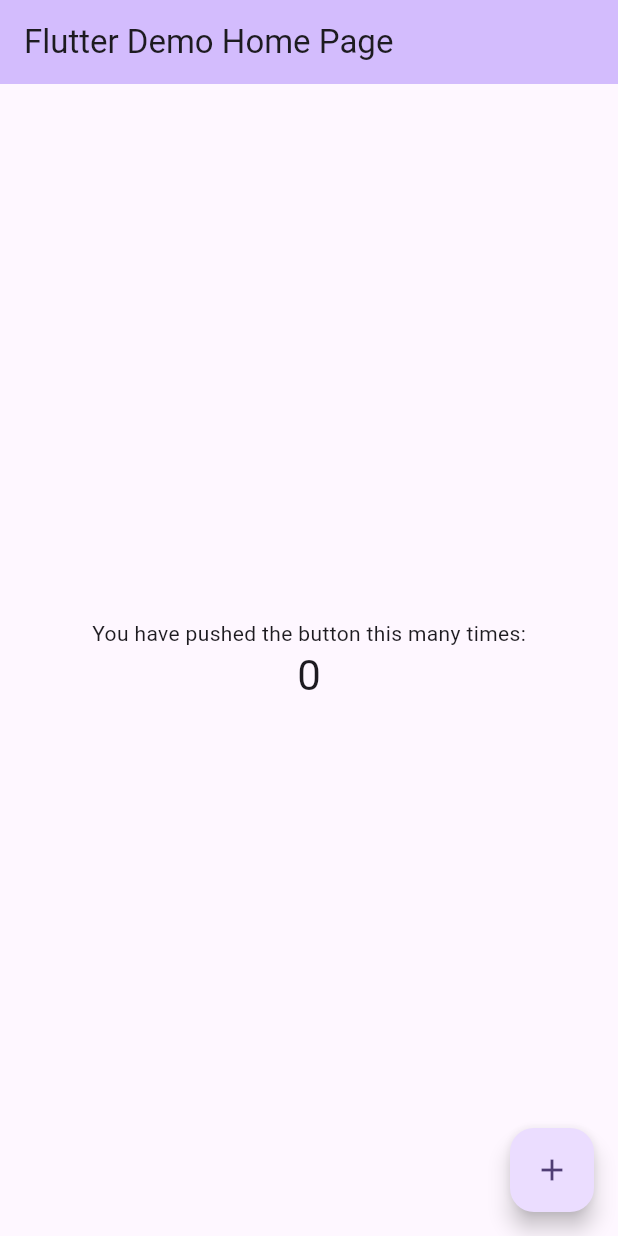
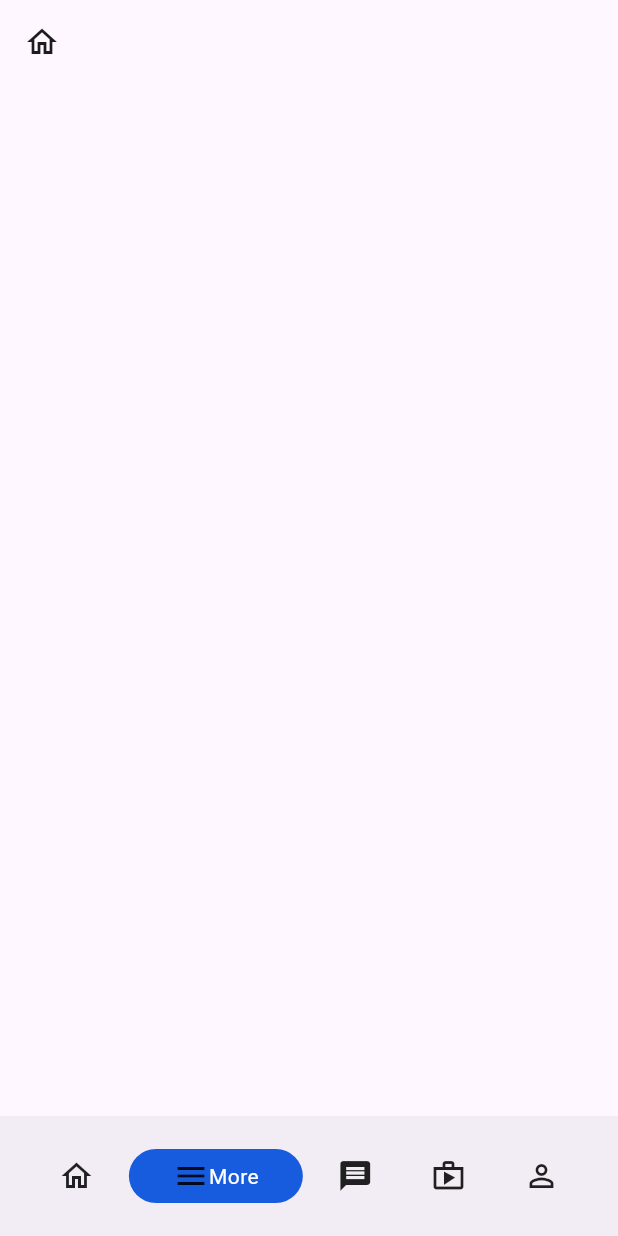
Before and after one commit to junayedahamed/task_project, a Flutter app: the screen it shows after launch, on a phone screen of 412 x 824 dp. Run offline on Flutter 3.47's test engine with Material 3 defaults, Android fonts, the phone set to English and light mode, and no system bars.

Commit message:
nav bar designed

```diff
--- a/lib/main.dart
+++ b/lib/main.dart
@@ -1,4 +1,5 @@
 import 'package:flutter/material.dart';
+import 'package:task_project/src/ui/pages/home/home_page.dart';
 
 void main() {
   runApp(const MyApp());
@@ -30,93 +31,7 @@ class MyApp extends StatelessWidget {
         // tested with just a hot reload.
         colorScheme: ColorScheme.fromSeed(seedColor: Colors.deepPurple),
       ),
-      home: const MyHomePage(title: 'Flutter Demo Home Page'),
+      home: const HomePage(),
     );
   }
 }
-
-class MyHomePage extends StatefulWidget {
-  const MyHomePage({super.key, required this.title});
-
-  // This widget is the home page of your application. It is stateful, meaning
-  // that it has a State object (defined below) that contains fields that affect
-  // how it looks.
-
-  // This class is the configuration for the state. It holds the values (in this
-  // case the title) provided by the parent (in this case the App widget) and
-  // used by the build method of the State. Fields in a Widget subclass are
-  // always marked "final".
-
-  final String title;
-
-  @override
-  State<MyHomePage> createState() => _MyHomePageState();
-}
-
-class _MyHomePageState extends State<MyHomePage> {
-  int _counter = 0;
-
-  void _incrementCounter() {
-    setState(() {
-      // This call to setState tells the Flutter framework that something has
-      // changed in this State, which causes it to rerun the build method below
-      // so that the display can reflect the updated values. If we changed
-      // _counter without calling setState(), then the build method would not be
-      // called again, and so nothing would appear to happen.
-      _counter++;
-    });
-  }
-
-  @override
-  Widget build(BuildContext context) {
-    // This method is rerun every time setState is called, for instance as done
-    // by the _incrementCounter method above.
-    //
-    // The Flutter framework has been optimized to make rerunning build methods
-    // fast, so that you can just rebuild anything that needs updating rather
-    // than having to individually change instances of widgets.
-    return Scaffold(
-      appBar: AppBar(
-        // TRY THIS: Try changing the color here to a specific color (to
-        // Colors.amber, perhaps?) and trigger a hot reload to see the AppBar
-        // change color while the other colors stay the same.
-        backgroundColor: Theme.of(context).colorScheme.inversePrimary,
-        // Here we take the value from the MyHomePage object that was created by
-        // the App.build method, and use it to set our appbar title.
-        title: Text(widget.title),
-      ),
-      body: Center(
-        // Center is a layout widget. It takes a single child and positions it
-        // in the middle of the parent.
-        child: Column(
-          // Column is also a layout widget. It takes a list of children and
-          // arranges them vertically. By default, it sizes itself to fit its
-          // children horizontally, and tries to be as tall as its parent.
-          //
-          // Column has various properties to control how it sizes itself and
-          // how it positions its children. Here we use mainAxisAlignment to
-          // center the children vertically; the main axis here is the vertical
-          // axis because Columns are vertical (the cross axis would be
-          // horizontal).
-          //
-          // TRY THIS: Invoke "debug painting" (choose the "Toggle Debug Paint"
-          // action in the IDE, or press "p" in the console), to see the
-          // wireframe for each widget.
-          mainAxisAlignment: MainAxisAlignment.center,
-          children: <Widget>[
-            const Text('You have pushed the button this many times:'),
-            Text(
-              '$_counter',
-              style: Theme.of(context).textTheme.headlineMedium,
-            ),
-          ],
-        ),
-      ),
-      floatingActionButton: FloatingActionButton(
-        onPressed: _incrementCounter,
-        tooltip: 'Increment',
-        child: const Icon(Icons.add),
-      ), // This trailing comma makes auto-formatting nicer for build methods.
-    );
-  }
-}
--- /dev/null
+++ b/lib/src/component/widgets/my_button.dart
@@ -0,0 +1,27 @@
+import 'package:flutter/material.dart';
+import 'package:task_project/src/constants/colors/app_colors.dart';
+
+class MyCustomButton extends StatelessWidget {
+  const MyCustomButton({
+    super.key,
+    required this.onpress,
+    this.buttonColor,
+    this.buttonBorderRadius,
+  });
+  final Color? buttonColor;
+  final double? buttonBorderRadius;
+  final VoidCallback onpress;
+
+  @override
+  Widget build(BuildContext context) {
+    return GestureDetector(
+      onTap: onpress,
+      child: Container(
+        decoration: BoxDecoration(
+          color: buttonColor ?? AppColors.buttoncolor,
+          borderRadius: BorderRadius.circular(buttonBorderRadius ?? 10),
+        ),
+      ),
+    );
+  }
+}
--- /dev/null
+++ b/lib/src/component/widgets/navigator_button.dart
@@ -0,0 +1,41 @@
+import 'package:flutter/material.dart';
+import 'package:task_project/src/constants/colors/app_colors.dart';
+
+class NavigatorButton extends StatelessWidget {
+  const NavigatorButton({
+    super.key,
+    required this.navIcon,
+    required this.buttonName,
+    required this.onTap,
+    this.color,
+  });
+  final Icon navIcon;
+  final String buttonName;
+  final Color? color;
+
+  final VoidCallback onTap;
+
+  @override
+  Widget build(BuildContext context) {
+    return GestureDetector(
+      onTap: onTap,
+      child: AnimatedContainer(
+        duration: Duration(milliseconds: 500),
+        height: 36,
+        width: 116,
+        decoration: BoxDecoration(
+          color: color,
+          borderRadius: BorderRadius.circular(100),
+        ),
+
+        child: Row(
+          mainAxisAlignment: MainAxisAlignment.center,
+          children: [
+            navIcon,
+            Text(buttonName, style: TextStyle(color: Colors.white)),
+          ],
+        ),
+      ),
+    );
+  }
+}
--- /dev/null
+++ b/lib/src/constants/colors/app_colors.dart
@@ -0,0 +1,7 @@
+import 'package:flutter/material.dart';
+import 'package:flutter/widgets.dart';
+
+class AppColors {
+  AppColors._();
+  static final buttoncolor = Color(0xff175CDE);
+}
--- /dev/null
+++ b/lib/src/constants/colors/nav_button_names.dart
@@ -0,0 +1,13 @@
+import 'package:flutter/material.dart';
+
+class NavButtonNames {
+  NavButtonNames._();
+
+  static Map<String, IconData> buttonnamesAndIcons = {
+    "Home": Icons.home_outlined,
+    "More": Icons.menu_outlined,
+    "Message": Icons.message,
+    "Shop": Icons.shop_outlined,
+    "You": Icons.person_outline,
+  };
+}
--- /dev/null
+++ b/lib/src/ui/pages/home/home_page.dart
@@ -0,0 +1,52 @@
+import 'package:flutter/material.dart';
+import 'package:task_project/src/component/widgets/navigator_button.dart';
+import 'package:task_project/src/constants/colors/app_colors.dart';
+import 'package:task_project/src/constants/colors/nav_button_names.dart';
+
+class HomePage extends StatefulWidget {
+  const HomePage({super.key});
+
+  @override
+  State<HomePage> createState() => _HomePageState();
+}
+
+class _HomePageState extends State<HomePage> {
+  int selected = 1;
+  @override
+  Widget build(BuildContext context) {
+    return Scaffold(
+      body: CustomScrollView(
+        slivers: [
+          SliverAppBar(title: Row(children: [Icon(Icons.home_outlined)])),
+        ],
+      ),
+      bottomNavigationBar: BottomAppBar(
+        child: Row(
+          mainAxisAlignment: MainAxisAlignment.spaceEvenly,
+
+          children: List.generate(NavButtonNames.buttonnamesAndIcons.length, (
+            index,
+          ) {
+            return Flexible(
+              flex: selected == index ? 3 : 1,
+              child: NavigatorButton(
+                color: selected == index ? AppColors.buttoncolor : null,
+                navIcon: Icon(
+                  NavButtonNames.buttonnamesAndIcons.values.toList()[index],
+                ),
+                buttonName: selected == index
+                    ? NavButtonNames.buttonnamesAndIcons.keys.toList()[index]
+                    : '',
+                onTap: () {
+                  setState(() {
+                    selected = index;
+                  });
+                },
+              ),
+            );
+          }),
+        ),
+      ),
+    );
+  }
+}
```
Also changed, not shown: assets/icons/app_bar_home.svg (added), assets/icons/home_nav_bar.svg (added).
